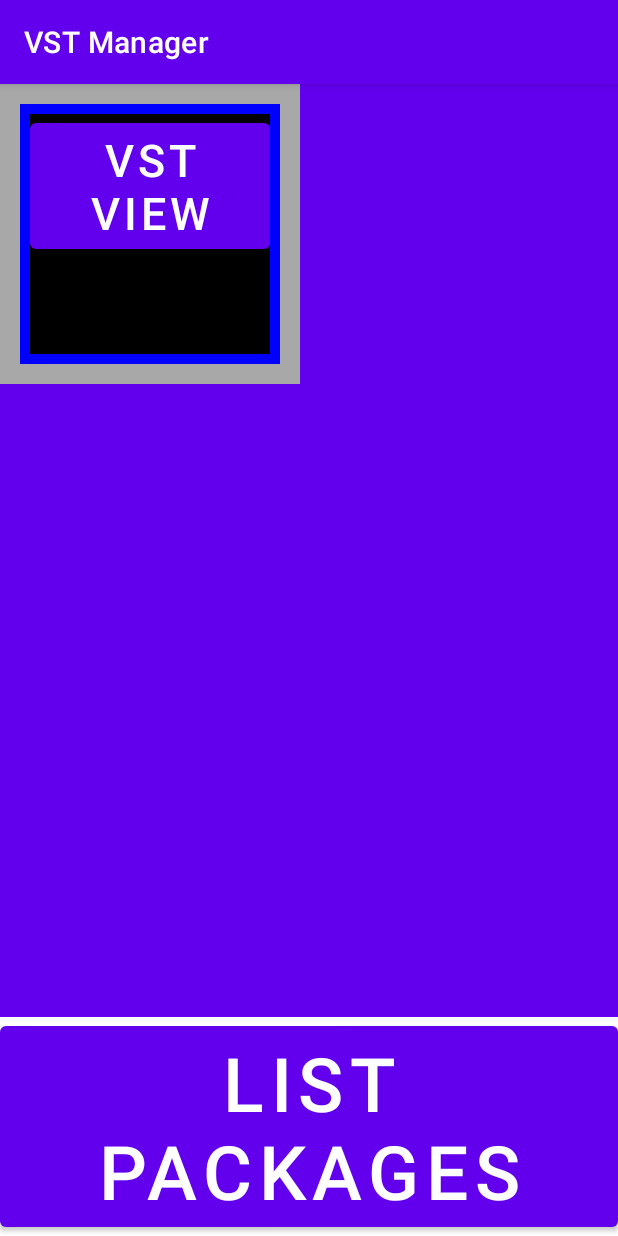
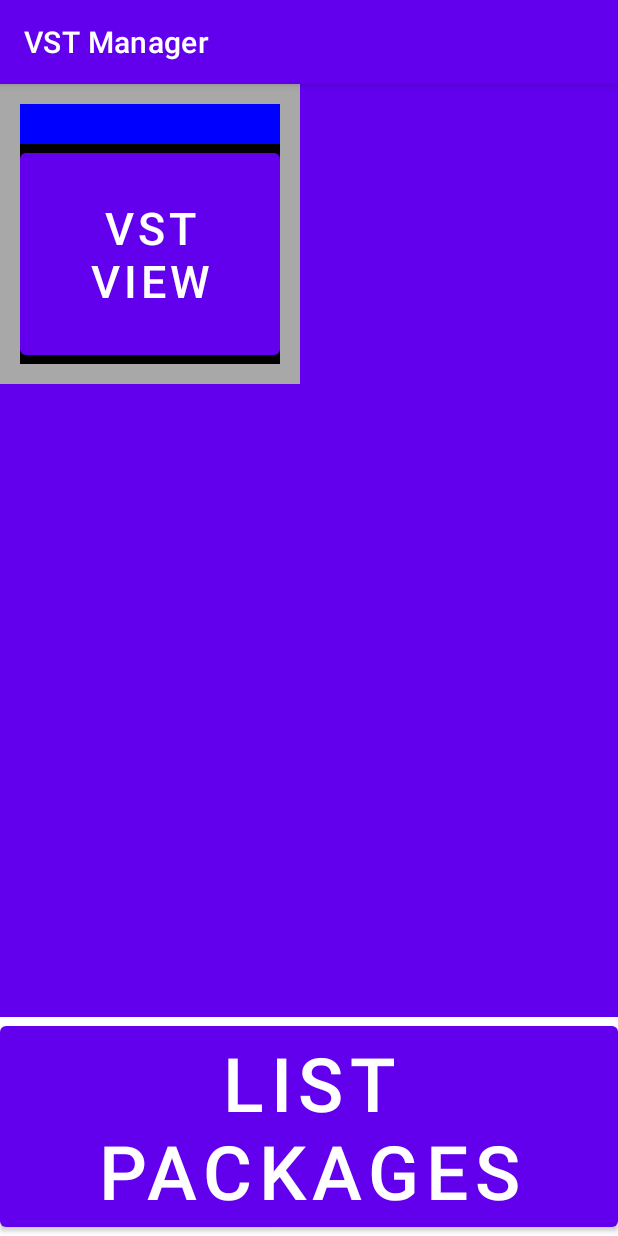
Before and after one commit to mgood7123/Android-VST-Manager, an Android app: the screen it shows after launch (MainActivity), on a phone screen of 412 x 824 dp. Run offline under Robolectric (Android 15) with nearby library versions, the light colour scheme and no system bars.

Commit message:
window content now correctly fits to borders, fix border resize bug, vst's can now be added

```diff
--- a/VstCore/src/main/java/smallville7123/vstmanager/core/Views/VstView.java
+++ b/VstCore/src/main/java/smallville7123/vstmanager/core/Views/VstView.java
@@ -55,7 +55,7 @@ public class VstView extends RelativeLayout {
         } else {
             // wrap view in WindowView
             WindowView window = new WindowView(mContext);
-            window.setBackgroundColor(Color.argb(255, 0, 0, 255));
+            window.setBackgroundColor(Color.BLACK);
             window.setDrag(this);
             window.content.addView(child, params);
             super.addView(window, new LayoutParams(defaultWindowWidth, defaultWindowHeight));
--- a/VstCore/src/main/java/smallville7123/vstmanager/core/Views/WindowView.java
+++ b/VstCore/src/main/java/smallville7123/vstmanager/core/Views/WindowView.java
@@ -39,11 +39,20 @@ public class WindowView extends RelativeLayout {
 
     public void setDrag(VstView parent) {
         draggable = new OnDragTouchListener(this, parent);
+        draggable.widthLeft = widthLeft;
+        draggable.widthRight = widthRight;
+        draggable.heightTop = heightTop;
+        draggable.heightBottom = heightBottom;
         setOnTouchListener(draggable);
     }
 
     private static class Internal {}
     Internal Internal = new Internal();
+    public float widthLeft = 20.0f;
+    public float widthRight = 20.0f;
+    public float heightTop = 20.0f;
+    public float heightBottom = 20.0f;
+    public float titlebarHeight = 60.0f;
 
     void getAttributeParameters(Context context, AttributeSet attrs, Resources.Theme theme) {
         if (attrs != null) {
@@ -62,38 +71,14 @@ public class WindowView extends RelativeLayout {
     FrameLayout frame = null;
     FrameLayout content = null;
 
-    private void init(Context context, AttributeSet attrs) {
-        Resources.Theme theme = context.getTheme();
-        root = (FrameLayout) inflate(context, R.layout.window, null);
-        root.setTag(Internal);
-        frame = root.findViewById(R.id.window_frame);
-        content = root.findViewById(R.id.window_content);
-        addView(root, new FrameLayout.LayoutParams(FrameLayout.LayoutParams.MATCH_PARENT, FrameLayout.LayoutParams.MATCH_PARENT));
-        highlightPaint = new Paint();
-        highlightPaint.setARGB(200, 0, 0, 255);
-        highlightCornerPaint = new Paint();
-        highlightCornerPaint.setARGB(200, 255, 90, 0);
-        regionPaint = new Paint();
-        regionPaint.setARGB(255, 168, 168, 168);
-    }
+    FrameLayout.LayoutParams windowContentLayout;
 
     private static final String TAG = "WindowView";
-
-    @Override
-    public void addView(View child, int index, ViewGroup.LayoutParams params) {
-        Object tag = child.getTag();
-        if (tag instanceof Internal) {
-            Log.d(TAG, "addView() called with INTERNAL: child = [" + child + "], index = [" + index + "], params = [" + params + "]");
-            super.addView(child, index, params);
-        } else {
-            Log.d(TAG, "addView() called with EXTERNAL: child = [" + child + "], index = [" + index + "], params = [" + params + "]");
-            content.addView(child, index, params);
-        }
-    }
-
     Paint highlightPaint;
     Paint highlightCornerPaint;
     Paint regionPaint;
+    Paint titleBarPaint;
+
 
     @Override
     public void onDrawForeground(Canvas canvas) {
@@ -107,11 +92,64 @@ public class WindowView extends RelativeLayout {
             } else {
                 rp = highlightPaint;
             }
-            canvas.drawRect(0, 0, width, height, rp);
+            drawHighlight(canvas, width, height, rp);
         }
-        canvas.drawRect(0, 0, draggable.widthLeft, height, rp);
-        canvas.drawRect(0, 0, width, draggable.widthTop, rp);
-        canvas.drawRect(width - draggable.widthRight, 0, width, height, rp);
-        canvas.drawRect(0, height - draggable.widthBottom, width, height, rp);
+        drawTitleBar(canvas, width, height, titleBarPaint);
+        drawBorders(canvas, width, height, rp);
+    }
+
+    void drawHighlight(Canvas canvas, int width, int height, Paint paint) {
+        canvas.drawRect(0, 0, width, height, paint);
+    }
+
+    void drawTitleBar(Canvas canvas, int width, int height, Paint paint) {
+        canvas.drawRect(0, 0, width, titlebarHeight, paint);
+    }
+
+    void drawBorders(Canvas canvas, int width, int height, Paint paint) {
+        canvas.drawRect(0, 0, widthLeft, height, paint);
+        canvas.drawRect(0, 0, width, heightTop, paint);
+        canvas.drawRect(width - widthRight, 0, width, height, paint);
+        canvas.drawRect(0, height - heightBottom, width, height, paint);
+    }
+
+    private void init(Context context, AttributeSet attrs) {
+        Resources.Theme theme = context.getTheme();
+        root = (FrameLayout) inflate(context, R.layout.window, null);
+        root.setTag(Internal);
+        frame = root.findViewById(R.id.window_frame);
+        windowContentLayout = new FrameLayout.LayoutParams(ViewGroup.LayoutParams.MATCH_PARENT, ViewGroup.LayoutParams.MATCH_PARENT);
+        windowContentLayout.topMargin = (int) Math.max(heightTop, titlebarHeight);
+        windowContentLayout.bottomMargin = (int) heightBottom;
+        windowContentLayout.leftMargin = (int) widthLeft;
+        windowContentLayout.rightMargin = (int) widthRight;
+
+        content = root.findViewById(R.id.window_content);
+        content.setLayoutParams(windowContentLayout);
+
+        addView(root, new FrameLayout.LayoutParams(FrameLayout.LayoutParams.MATCH_PARENT, FrameLayout.LayoutParams.MATCH_PARENT));
+
+        highlightPaint = new Paint();
+        highlightCornerPaint = new Paint();
+        regionPaint = new Paint();
+        titleBarPaint = new Paint();
+
+        highlightPaint.setARGB(200, 0, 0, 255);
+        highlightCornerPaint.setARGB(200, 255, 90, 0);
+        regionPaint.setARGB(255, 168, 168, 168);
+        titleBarPaint.setARGB(255, 0,0,255);
+    }
+
+
+    @Override
+    public void addView(View child, int index, ViewGroup.LayoutParams params) {
+        Object tag = child.getTag();
+        if (tag instanceof Internal) {
+            Log.d(TAG, "addView() called with INTERNAL: child = [" + child + "], index = [" + index + "], params = [" + params + "]");
+            super.addView(child, index, params);
+        } else {
+            Log.d(TAG, "addView() called with EXTERNAL: child = [" + child + "], index = [" + index + "], params = [" + params + "]");
+            content.addView(child, index, params);
+        }
     }
 }
--- a/VstCore/src/main/res/layout/window.xml
+++ b/VstCore/src/main/res/layout/window.xml
@@ -9,10 +9,6 @@
         android:id="@+id/window_content"
         android:layout_width="match_parent"
         android:layout_height="match_parent"
-        android:layout_marginTop="20dp"
-        android:layout_marginStart="20dp"
-        android:layout_marginEnd="20dp"
-        android:layout_marginBottom="20dp"
         android:background="#000000"
     />
 </FrameLayout>
--- a/app/src/main/java/smallville7123/vstmanager/app/MainActivity.java
+++ b/app/src/main/java/smallville7123/vstmanager/app/MainActivity.java
@@ -14,7 +14,7 @@ public class MainActivity extends AppCompatActivity {
     protected void onCreate(Bundle savedInstanceState) {
         super.onCreate(savedInstanceState);
         setContentView(R.layout.activity_main);
-        manager = new VstManager(this, this, findViewById(R.id.frame));
+        manager = new VstManager(this, this, findViewById(R.id.vstView));
         findViewById(R.id.button).setOnClickListener(v -> manager.showList());
     }
 
--- a/app/src/main/res/layout/activity_main.xml
+++ b/app/src/main/res/layout/activity_main.xml
@@ -15,23 +15,13 @@
         app:layout_constraintRight_toRightOf="parent"
         app:layout_constraintTop_toTopOf="parent">
         <smallville7123.vstmanager.core.Views.VstView
+            android:id="@+id/vstView"
             android:layout_width="match_parent"
             android:layout_height="match_parent"
             android:background="@color/purple_500">
-<!--            <smallville7123.vstmanager.core.Views.WindowView-->
-<!--                android:layout_width="200dp"-->
-<!--                android:layout_height="200dp"-->
-<!--                android:background="@color/teal_700"-->
-<!--                >-->
-<!--                <Button-->
-<!--                    android:layout_width="wrap_content"-->
-<!--                    android:layout_height="wrap_content"-->
-<!--                    android:text="VST VIEW"-->
-<!--                    android:textSize="30sp" />-->
-<!--            </smallville7123.vstmanager.core.Views.WindowView>-->
             <Button
-                android:layout_width="wrap_content"
-                android:layout_height="wrap_content"
+                android:layout_width="match_parent"
+                android:layout_height="match_parent"
                 android:text="VST VIEW"
                 android:textSize="30sp" />
         </smallville7123.vstmanager.core.Views.VstView>
```
Also changed, not shown: VstCore/src/main/java/smallville7123/vstmanager/core/ReflectionActivity.java (+9 -9 lines), VstCore/src/main/java/smallville7123/vstmanager/core/Views/OnDragTouchListener.java (+10 -9 lines).
